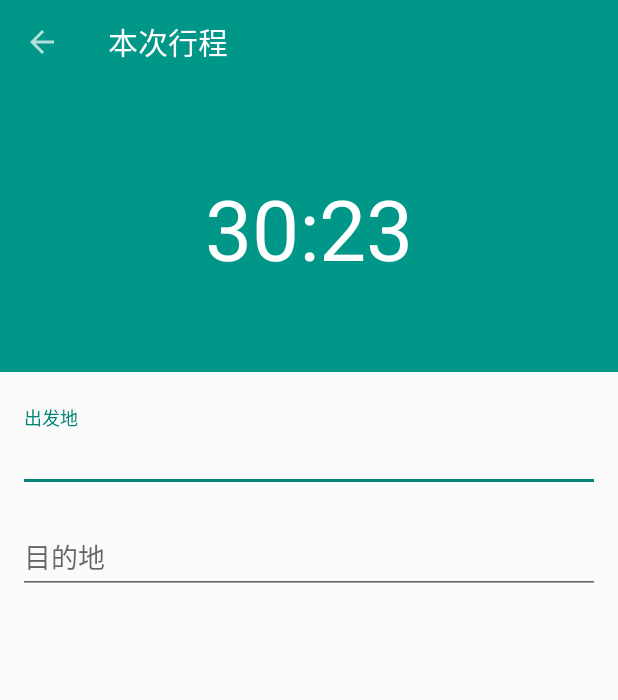
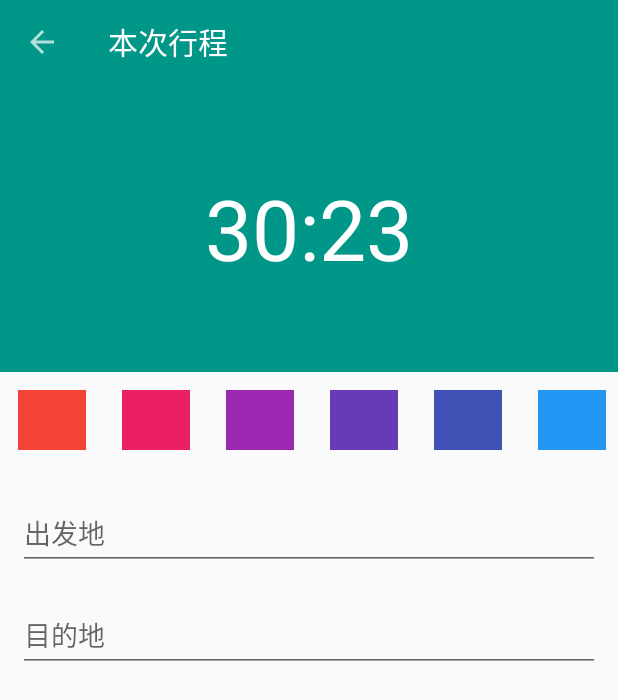
Before and after one commit to djyde/Gulliver, an Android app: the screen it shows after launch (NewTripActivity), after a tap on "设置", on a phone screen of 412 x 824 dp. Shown: the top 700 px of the screen. Run offline under Robolectric (Android 15) with nearby library versions, the phone set to English and light mode, and no system bars; libraries missing offline, so code that uses them is left out: io.realm; 2 other taps on this screen came first.

Commit message:
new trip ui done

```diff
--- a/app/src/main/java/com/djyde/gulliver/ui/NewTripActivity.java
+++ b/app/src/main/java/com/djyde/gulliver/ui/NewTripActivity.java
@@ -2,13 +2,21 @@ package com.djyde.gulliver.ui;
 
 import android.os.Bundle;
 import android.support.v7.app.AppCompatActivity;
+import android.support.v7.widget.LinearLayoutManager;
 import android.support.v7.widget.Toolbar;
+import android.widget.RelativeLayout;
 
 import com.djyde.gulliver.R;
+import com.djyde.gulliver.widget.colorpicker.ColorPicker;
+
+import java.util.ArrayList;
+import java.util.List;
 
 public class NewTripActivity extends AppCompatActivity {
 
-    private Toolbar toolbar;
+    public Toolbar toolbar;
+    private ColorPicker colorPicker;
+    public RelativeLayout relativeLayout;
 
     @Override
     protected void onCreate(Bundle savedInstanceState) {
@@ -16,7 +24,16 @@ public class NewTripActivity extends AppCompatActivity {
         setContentView(R.layout.activity_new_trip);
 
         toolbar = (Toolbar)findViewById(R.id.toolbar);
+        colorPicker = (ColorPicker)findViewById(R.id.color_picker);
+        relativeLayout = (RelativeLayout)findViewById(R.id.relativelayout);
         setSupportActionBar(toolbar);
+
+        List<ColorPicker.Item> items = new ArrayList<ColorPicker.Item>();
+
+
+
+        colorPicker.setLayoutManager(new LinearLayoutManager(this, LinearLayoutManager.HORIZONTAL, false));
+        colorPicker.setItems(ColorPicker.MATERIAL_COLORS);
 
         getSupportActionBar().setDisplayHomeAsUpEnabled(true);
     }
--- /dev/null
+++ b/app/src/main/java/com/djyde/gulliver/widget/colorpicker/ColorPicker.java
@@ -0,0 +1,71 @@
+package com.djyde.gulliver.widget.colorpicker;
+
+import android.content.Context;
+import android.graphics.Color;
+import android.support.v7.widget.RecyclerView;
+import android.util.AttributeSet;
+import android.widget.Toast;
+
+import com.djyde.gulliver.ui.NewTripActivity;
+
+import java.util.ArrayList;
+import java.util.List;
+
+/**
+ * Created by randy on 15/6/2.
+ */
+public class ColorPicker extends RecyclerView {
+
+    private List<Item> items = new ArrayList<Item>();
+
+    public static final String[] MATERIAL_COLORS = {"#F44336","#E91E63","#9C27B0","#673AB7","#3F51B5","#2196F3","#03A9F4","#00BCD4","#009688","#4CAF50","#8BC34A","#CDDC39","#FFEB3B","#FFC107","#FF9800","#FF5722","#795548","#9E9E9E","#607D8B"};
+
+
+    public static class Item{
+        private int color;
+
+        public Item(int color){
+            this.color = color;
+        }
+
+        public int getColor() {
+            return color;
+        }
+    }
+
+    public ColorPicker(Context context) {
+        super(context);
+
+
+    }
+
+    public ColorPicker(Context context, AttributeSet attrs) {
+        super(context, attrs);
+        ColorPickerAdapter adapter = new ColorPickerAdapter(context,items);
+        adapter.setOnPickerSelectedListener(new ColorPickerAdapter.OnPickerSelectedListener() {
+            @Override
+            public void onSelected(Item selectedItem) {
+                ((NewTripActivity)getContext()).relativeLayout.setBackgroundColor(selectedItem.getColor());
+                ((NewTripActivity)getContext()).toolbar.setBackgroundColor(selectedItem.getColor());
+            }
+        });
+        setAdapter(adapter);
+        Toast.makeText(getContext(), String.valueOf(items.size()), Toast.LENGTH_SHORT).show();
+    }
+
+    public ColorPicker(Context context, AttributeSet attrs, int defStyle) {
+        super(context, attrs, defStyle);
+
+    }
+
+
+    public void setItems(List<Item> items){
+        this.items.addAll(items);
+    }
+
+    public void setItems(String[] colors){
+        for (String color : colors){
+            this.items.add(new Item(Color.parseColor(color)));
+        }
+    }
+}
--- /dev/null
+++ b/app/src/main/java/com/djyde/gulliver/widget/colorpicker/ColorPickerAdapter.java
@@ -0,0 +1,67 @@
+package com.djyde.gulliver.widget.colorpicker;
+
+import android.content.Context;
+import android.support.v7.widget.RecyclerView;
+import android.view.LayoutInflater;
+import android.view.View;
+import android.view.ViewGroup;
+import android.widget.TextView;
+
+import com.djyde.gulliver.R;
+
+import java.util.ArrayList;
+import java.util.List;
+
+/**
+ * Created by randy on 15/6/2.
+ */
+public class ColorPickerAdapter extends RecyclerView.Adapter<ColorPickerAdapter.ViewHolder> {
+
+    private List<ColorPicker.Item> items = new ArrayList<ColorPicker.Item>();
+    private Context context;
+    private OnPickerSelectedListener onPickerSelectedListener;
+
+    public interface OnPickerSelectedListener{
+        void onSelected(ColorPicker.Item selectedItem);
+    }
+
+    public void setOnPickerSelectedListener(OnPickerSelectedListener listener){
+        this.onPickerSelectedListener = listener;
+    }
+
+    public class ViewHolder extends RecyclerView.ViewHolder{
+        TextView picker;
+        public ViewHolder(View itemView) {
+            super(itemView);
+            picker = (TextView)itemView.findViewById(R.id.picker);
+        }
+    }
+
+    public ColorPickerAdapter(Context context, List<ColorPicker.Item> items) {
+        super();
+        this.context = context;
+        this.items = items;
+    }
+
+    @Override
+    public int getItemCount() {
+        return items.size();
+    }
+
+    @Override
+    public ViewHolder onCreateViewHolder(ViewGroup parent, int viewType) {
+        View v = LayoutInflater.from(context).inflate(R.layout.item_color_picker,parent,false);
+        return new ViewHolder(v);
+    }
+
+    @Override
+    public void onBindViewHolder(ViewHolder holder, final int position) {
+        holder.picker.setOnClickListener(new View.OnClickListener() {
+            @Override
+            public void onClick(View v) {
+                onPickerSelectedListener.onSelected(items.get(position));
+            }
+        });
+        holder.picker.setBackgroundColor(items.get(position).getColor());
+    }
+}
--- a/app/src/main/res/layout/activity_new_trip.xml
+++ b/app/src/main/res/layout/activity_new_trip.xml
@@ -30,6 +30,7 @@
         android:layout_height="56dp"/>
 
     <RelativeLayout
+        android:id="@+id/relativelayout"
         android:background="@color/colorPrimary"
         android:layout_width="match_parent"
         android:layout_height="192dp">
@@ -44,8 +45,15 @@
 
     </RelativeLayout>
 
+    <com.djyde.gulliver.widget.colorpicker.ColorPicker
+        android:id="@+id/color_picker"
+        android:overScrollMode="never"
+        android:layout_width="match_parent"
+        android:layout_height="64dp"/>
+
     <LinearLayout
-        android:padding="12dp"
+        android:paddingLeft="12dp"
+        android:paddingRight="12dp"
         android:orientation="vertical"
         android:layout_width="match_parent"
         android:layout_height="match_parent">
--- /dev/null
+++ b/app/src/main/res/layout/item_color_picker.xml
@@ -0,0 +1,11 @@
+<?xml version="1.0" encoding="utf-8"?>
+<LinearLayout xmlns:android="http://schemas.android.com/apk/res/android"
+              android:orientation="vertical"
+              android:layout_margin="12dp"
+              android:layout_width="wrap_content"
+              android:layout_height="wrap_content">
+    <TextView
+        android:id="@+id/picker"
+        android:layout_width="45dp" android:layout_height="45dp"/>
+
+</LinearLayout>
```
